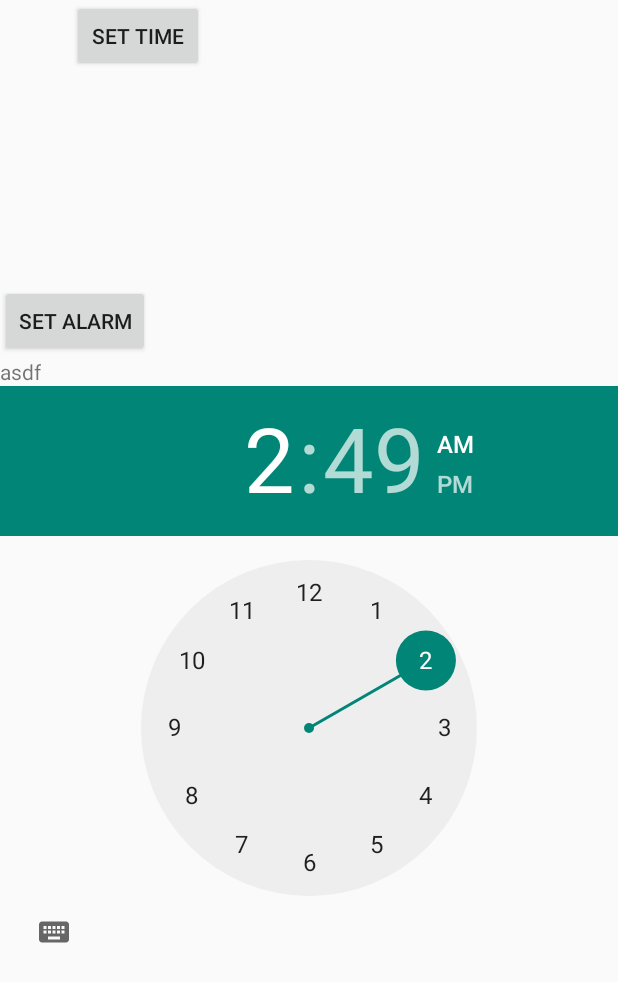
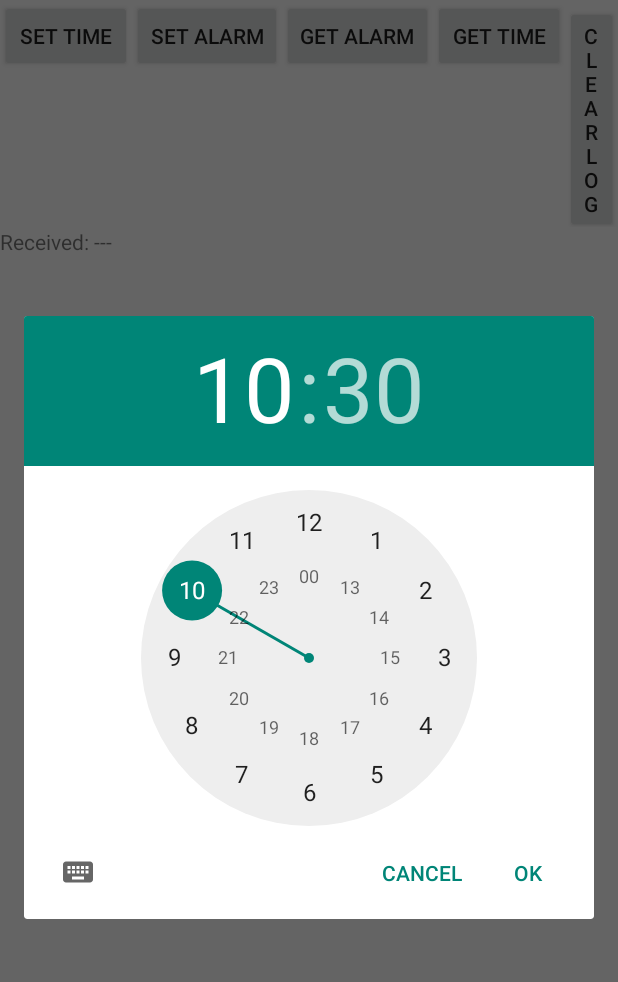
Before and after one commit to thekevster08/SunriseAlarm, an Android app: the screen it shows after launch (MainActivity), after a tap on "SET TIME", on a phone screen of 412 x 824 dp. Shown: the top 982 px of the screen. Run offline under Robolectric (Android 15) with nearby library versions, the phone set to English and light mode, and no system bars.

Commit message:
Finished Test App

```diff
--- a/BluetoothTest2/app/src/main/java/com/example/kevin/bluetoothtest2/MainActivity.java
+++ b/BluetoothTest2/app/src/main/java/com/example/kevin/bluetoothtest2/MainActivity.java
@@ -1,24 +1,16 @@
 package com.example.kevin.bluetoothtest2;
 
-import android.app.Activity;
-import android.app.DatePickerDialog;
-import android.app.Dialog;
 import android.app.TimePickerDialog;
-import android.app.DialogFragment;
 import android.bluetooth.BluetoothAdapter;
 import android.bluetooth.BluetoothDevice;
-import android.bluetooth.BluetoothServerSocket;
-import android.bluetooth.BluetoothSocket;
 import android.os.Handler;
 import android.support.v4.app.FragmentActivity;
-import android.support.v7.app.ActionBarActivity;
 import android.os.Bundle;
-import android.text.format.DateFormat;
 import android.util.Log;
 import android.view.Menu;
 import android.view.MenuItem;
 import android.view.View;
-import android.widget.DatePicker;
+
 import android.widget.TimePicker;
 import android.widget.Toast;
 
@@ -30,12 +22,9 @@ import java.text.SimpleDateFormat;
 import java.util.Calendar;
 import java.util.UUID;
 
-import android.view.View.OnClickListener;
 import android.widget.Button;
 import android.widget.TextView;
-import android.widget.Toast;
-import android.widget.ToggleButton;
-import android.app.Fragment;
+
 
 public class MainActivity extends FragmentActivity implements TimePickerDialog.OnTimeSetListener{
 
@@ -52,11 +41,7 @@ public class MainActivity extends FragmentActivity implements TimePickerDialog.O
     byte[] readBuffer = new byte[1024];
 
     TextView receivedMessage;
-    Button setAlarmButton, setTimeButton;
-    TimePicker timePicker;
-    private int hour;
-    private int minute;
-    private int second;
+    Button setAlarmButton, setTimeButton, getTimeButton, getAlarmButton, clearLogButton;
 
     @Override
     protected void onCreate(Bundle savedInstanceState) {
@@ -65,6 +50,28 @@ public class MainActivity extends FragmentActivity implements TimePickerDialog.O
         receivedMessage = (TextView) findViewById(R.id.receivedMessage);
         setAlarmButton = (Button) findViewById(R.id.setAlarmButton);
         setTimeButton = (Button) findViewById(R.id.setTimeButton);
+        getTimeButton = (Button) findViewById(R.id.getTimeButton);
+        getAlarmButton = (Button) findViewById(R.id.getAlarmButton);
+        clearLogButton = (Button) findViewById(R.id.clearLogButton);
+
+        setTimeButton.setOnClickListener(new View.OnClickListener() {
+            @Override
+            public void onClick(View v) {
+                Calendar c = Calendar.getInstance();
+
+                new TimePickerDialog(MainActivity.this, new TimePickerDialog.OnTimeSetListener() {
+
+                    @Override
+                    public void onTimeSet(TimePicker view, int hourOfDay, int minute) {
+                        receivedMessage.setText("Time: " + hourOfDay + " : " + minute);
+                        writeData("1, " + hourOfDay + ", " + minute +", 0, 1, 1, 1");
+                    }
+                },
+                        c.get(Calendar.HOUR_OF_DAY),
+                        c.get(Calendar.MINUTE),
+                        true).show();
+            }
+        });
 
         setAlarmButton.setOnClickListener(new View.OnClickListener() {
             @Override
@@ -76,6 +83,7 @@ public class MainActivity extends FragmentActivity implements TimePickerDialog.O
                     @Override
                     public void onTimeSet(TimePicker view, int hourOfDay, int minute) {
                         receivedMessage.setText("Time: " + hourOfDay + " : " + minute);
+                        writeData("3, " + hourOfDay + ", " + minute +", 0");
                     }
                 },
                         c.get(Calendar.HOUR_OF_DAY),
@@ -83,17 +91,22 @@ public class MainActivity extends FragmentActivity implements TimePickerDialog.O
                         true).show();
             }
         });
-
-//https://github.com/Bootez/TimeDialog/blob/master/src/com/example/timedialog/MainActivity.java
-
-
-
-        setTimeButton.setOnClickListener(new View.OnClickListener() {
+        getAlarmButton.setOnClickListener(new View.OnClickListener() {
+            public void onClick(View v) {
+                writeData("4");
+            }
+        });
+        getTimeButton.setOnClickListener(new View.OnClickListener() {
             public void onClick(View v) {
                 writeData("2");
             }
         });
 
+        clearLogButton.setOnClickListener(new View.OnClickListener() {
+            public void onClick(View v) {
+                receivedMessage.setText("---");
+            }
+        });
         CheckBt();
         Connect();
         writeData("13");
@@ -122,6 +135,18 @@ public class MainActivity extends FragmentActivity implements TimePickerDialog.O
         return super.onOptionsItemSelected(item);
     }
 
+    @Override
+    public void onTimeSet(TimePicker view, int hour, int minute)
+    {
+
+        Calendar calendar = Calendar.getInstance();
+        calendar.set(Calendar.HOUR, hour);
+        calendar.set(Calendar.MINUTE, minute);
+
+        Format formatter = new SimpleDateFormat("HH:mm:ss");
+        String s = formatter.format(calendar.getTime());
+
+    }
 
     private void CheckBt() {
         mBluetoothAdapter = BluetoothAdapter.getDefaultAdapter();
@@ -138,7 +163,6 @@ public class MainActivity extends FragmentActivity implements TimePickerDialog.O
                     .show();
         }
     }
-
 
     public void Connect() { //ac:22:0b:3e:19:79 DD:17:36:C6:28:83
         BluetoothDevice device = mBluetoothAdapter.getRemoteDevice("20:14:05:15:19:04");
@@ -179,7 +203,6 @@ public class MainActivity extends FragmentActivity implements TimePickerDialog.O
             Log.d(TAG, "Bug DURANT l'envoie.", e);
         }
     }
-
 
     public void beginListenForData()   {
         try {
@@ -244,21 +267,4 @@ public class MainActivity extends FragmentActivity implements TimePickerDialog.O
         workerThread.start();
     }
 
-    @Override
-    public void onTimeSet(TimePicker view, int hour, int minute)
-    {
-        this.hour = hour;
-        this.minute = minute;
-
-        Calendar calendar = Calendar.getInstance();
-        calendar.set(Calendar.HOUR, hour);
-        calendar.set(Calendar.MINUTE, minute);
-
-        Format formatter = new SimpleDateFormat("HH:mm:ss");
-        String s = formatter.format(calendar.getTime());
-
-        receivedMessage.setText(s);
-    }
-
-
 }
--- a/BluetoothTest2/app/src/main/res/layout/activity_main.xml
+++ b/BluetoothTest2/app/src/main/res/layout/activity_main.xml
@@ -4,15 +4,15 @@
     tools:context=".MainActivity"
     android:orientation="vertical">
 
+    <LinearLayout
+        android:layout_width="wrap_content"
+        android:layout_height="wrap_content"
+        android:layout_gravity="center_horizontal">
         <Button
             android:layout_width="wrap_content"
             android:layout_height="wrap_content"
             android:text="Set Time"
             android:id="@+id/setTimeButton"
-        android:layout_marginBottom="142dp"
-        android:layout_alignParentBottom="true"
-        android:layout_alignParentStart="true"
-        android:layout_marginStart="48dp"
             android:onClick="showTimePickerDialog"/>
 
         <Button
@@ -20,18 +20,41 @@
             android:layout_height="wrap_content"
             android:text="Set Alarm"
             android:id="@+id/setAlarmButton"/>
+        <Button
+            android:layout_width="wrap_content"
+            android:layout_height="wrap_content"
+            android:text="Get Alarm"
+            android:id="@+id/getAlarmButton"/>
+        <Button
+            android:layout_width="wrap_content"
+            android:layout_height="wrap_content"
+            android:text="Get Time"
+            android:id="@+id/getTimeButton"/>
+        <Button
+            android:layout_width="wrap_content"
+            android:layout_height="wrap_content"
+            android:text="Clear Log"
+            android:id="@+id/clearLogButton"/>
+    </LinearLayout>
 
+    <LinearLayout
+        android:layout_width="wrap_content"
+        android:layout_height="wrap_content">
         <TextView
             android:layout_width="wrap_content"
             android:layout_height="wrap_content"
-        android:id="@+id/receivedMessage"
-        android:text="asdf"/>
-
-    <TimePicker
+            android:layout_gravity="left"
+            android:text="Received: "/>
+        <TextView
             android:layout_width="wrap_content"
             android:layout_height="wrap_content"
-        android:id="@+id/timePicker"
-        android:layout_below="@+id/timePicker"
-        android:layout_alignParentStart="true" />
+            android:layout_gravity="left"
+            android:id="@+id/receivedMessage"
+            android:text="---"/>
+    </LinearLayout>
+
+
+
+
 
 </LinearLayout>
```
Also changed, not shown: 1 other file. Lines whose indentation alone changed are shown as unchanged.
